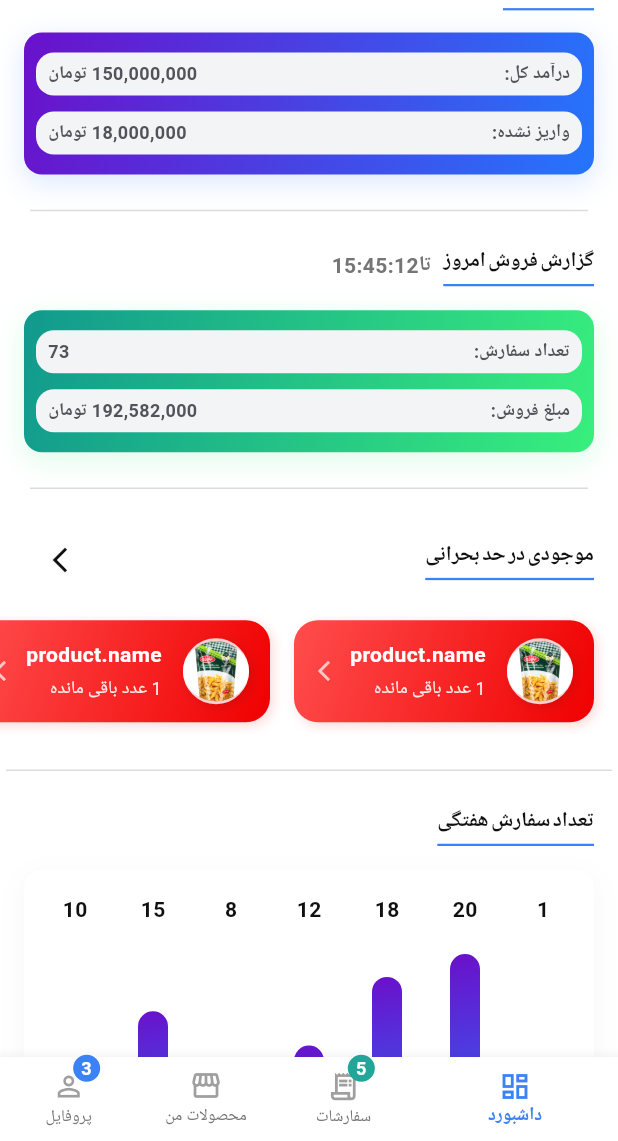
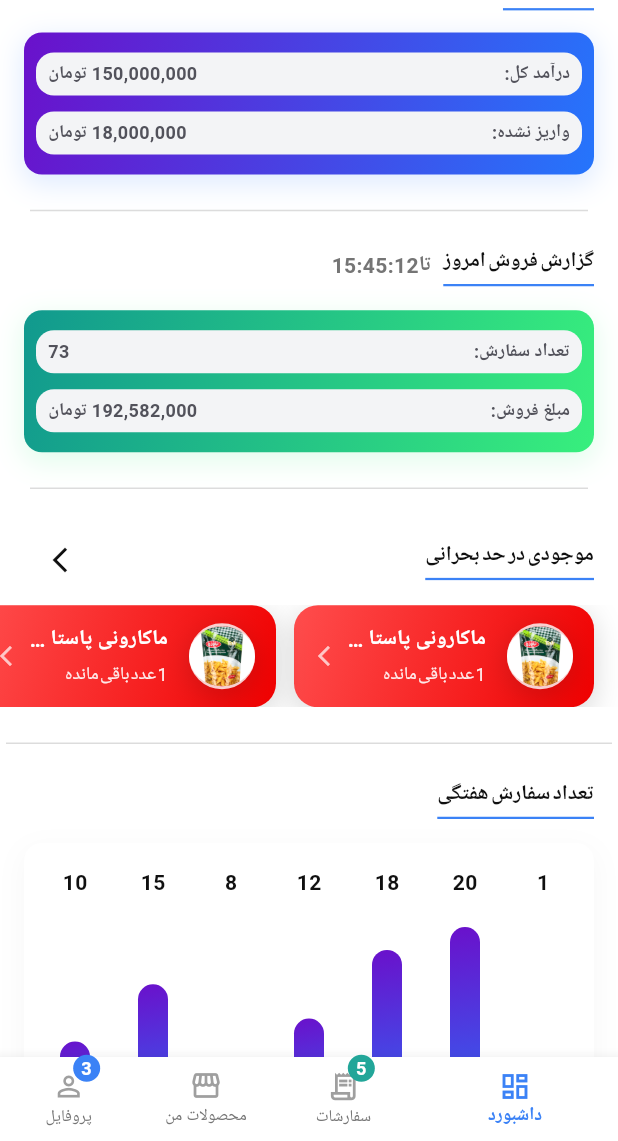
Before and after one commit to MrPouyaSaad/provider, a Flutter app: the screen it shows after launch, scrolled down 576 dp, on a phone screen of 412 x 824 dp, the part 95-1236 px from its top. Run offline on Flutter 3.47's test engine with Material 3 defaults, Android fonts, the phone set to English and light mode, and no system bars; drawn by our look-alikes of fl_chart; our stand-ins replace bloc, dropdown_search, equatable, firebase_analytics, firebase_core, firebase_messaging and 9 more; missing offline and left inert: floating_snackbar, mobile_scanner, simple_ripple_animation; accounts and stored records are empty; Roboto replaces fonts that are missing (yekan-bakh).

Commit message:
Fix bug : LowStockList Margin

```diff
--- a/lib/screens/dashboard/home_screen.dart
+++ b/lib/screens/dashboard/home_screen.dart
@@ -638,9 +638,9 @@ class LowStockList extends StatelessWidget {
             ),
           ],
         ).marginSymmetric(horizontal: Constants.primaryPadding),
-        SizedBox(height: 8),
+        SizedBox(height: 6),
         SizedBox(
-          height: 84,
+          height: 68,
           child: ListView.builder(
             scrollDirection: Axis.horizontal,
 
@@ -649,11 +649,11 @@ class LowStockList extends StatelessWidget {
             itemBuilder: (context, index) {
               return buildLowStockItem(
                 context,
-                name: 'product.name',
+                name: 'ماکارونی پاستا 200 گرم',
                 stock: 1,
                 image: 'assets/images/1509547706.jpg',
               ).marginOnly(
-                  right: index == 0 ? 16 : 0, left: 16, top: 8, bottom: 8);
+                  right: index == 0 ? 16 : 0, left: index == 4 ? 16 : 12);
             },
           ),
         ),
@@ -675,8 +675,7 @@ Widget buildLowStockItem(
       : [Color(0xFFFFB347), Color(0xFFFF8C00)];
 
   return Container(
-    width: 200, // عرض ثابت برای یکپارچگی
-
+    width: 200,
     decoration: BoxDecoration(
       borderRadius: BorderRadius.circular(16),
       gradient: LinearGradient(
@@ -684,13 +683,7 @@ Widget buildLowStockItem(
         begin: Alignment.topLeft,
         end: Alignment.bottomRight,
       ),
-      boxShadow: [
-        BoxShadow(
-          color: colors.last.withOpacity(0.15),
-          blurRadius: 6,
-          offset: Offset(2, 2),
-        ),
-      ],
+      boxShadow: Constants.primaryBoxShadow(context),
     ),
     child: Material(
       color: Colors.transparent,
@@ -704,7 +697,6 @@ Widget buildLowStockItem(
           padding: EdgeInsets.all(12),
           child: Row(
             children: [
-              // تصویر محصول
               Container(
                 width: 48,
                 height: 48,
@@ -714,24 +706,13 @@ Widget buildLowStockItem(
                     color: Colors.white.withOpacity(0.8),
                     width: 2,
                   ),
-                  boxShadow: [
-                    BoxShadow(
-                      color: Colors.black.withOpacity(0.1),
-                      blurRadius: 6,
-                      offset: Offset(2, 2),
-                    ),
-                  ],
+                  boxShadow: Constants.primaryBoxShadow(context),
                 ),
                 child: ClipOval(
-                  child: Image.asset(
-                    image,
-                    fit: BoxFit.cover,
-                  ),
+                  child: Image.asset(image, fit: BoxFit.cover),
                 ),
               ),
               SizedBox(width: 12),
-
-              // اطلاعات محصول
               Expanded(
                 child: Column(
                   mainAxisAlignment: MainAxisAlignment.center,
@@ -750,7 +731,10 @@ Widget buildLowStockItem(
                     SizedBox(height: 4),
                     Text(
                       '$stock عدد باقی مانده',
+                      maxLines: 1,
+                      overflow: TextOverflow.ellipsis,
                       style: TextStyle(
+                        wordSpacing: -2,
                         color: Colors.white.withOpacity(0.9),
                         fontSize: 12,
                       ),
```
